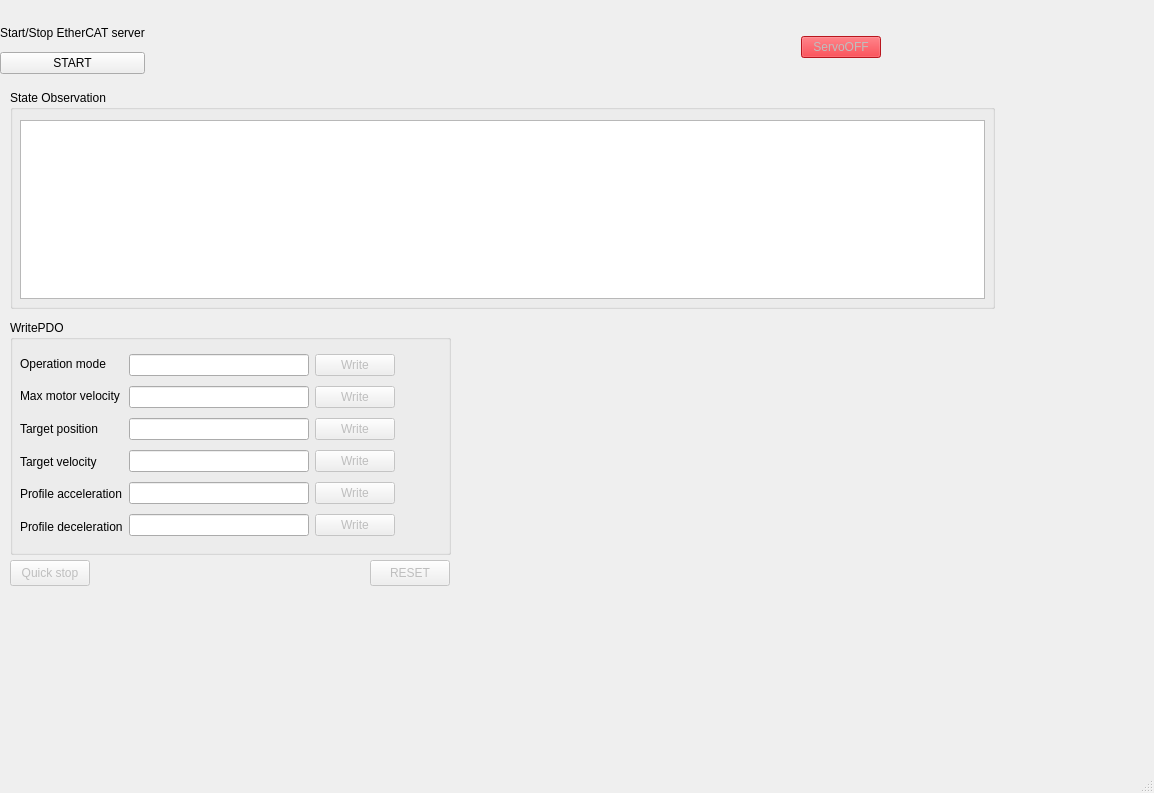
Qt form mainwindow.ui (aplopin/ECMaster) before a commit.
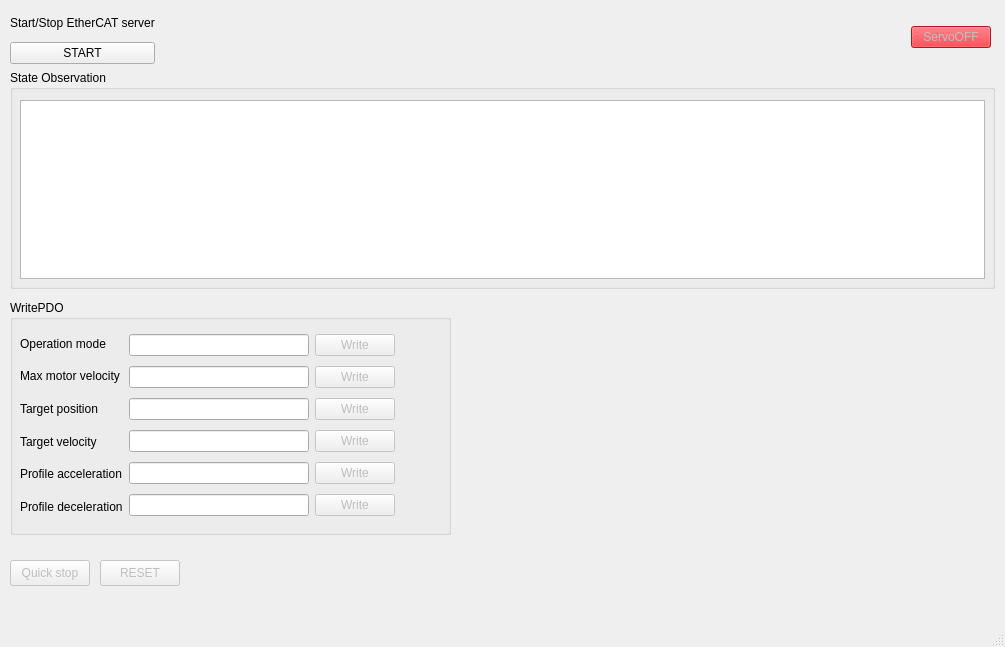
The same form after that commit.

Commit message: Reading input data from connected devices

Patch:
```diff
--- a/mainwindow.ui
+++ b/mainwindow.ui
@@ -6,8 +6,8 @@
    <rect>
     <x>0</x>
     <y>0</y>
-    <width>1154</width>
-    <height>793</height>
+    <width>1005</width>
+    <height>647</height>
    </rect>
   </property>
   <property name="sizePolicy">
@@ -16,6 +16,18 @@
     <verstretch>0</verstretch>
    </sizepolicy>
   </property>
+  <property name="minimumSize">
+   <size>
+    <width>1005</width>
+    <height>0</height>
+   </size>
+  </property>
+  <property name="maximumSize">
+   <size>
+    <width>1005</width>
+    <height>16777215</height>
+   </size>
+  </property>
   <property name="windowTitle">
    <string>MainWindow</string>
   </property>
@@ -27,7 +39,7 @@
     <property name="geometry">
      <rect>
       <x>10</x>
-      <y>90</y>
+      <y>70</y>
       <width>985</width>
       <height>219</height>
      </rect>
@@ -144,9 +156,9 @@
    <widget class="QWidget" name="layoutWidget">
     <property name="geometry">
      <rect>
-      <x>0</x>
-      <y>20</y>
-      <width>881</width>
+      <x>10</x>
+      <y>10</y>
+      <width>981</width>
       <height>54</height>
      </rect>
     </property>
@@ -219,7 +231,7 @@
     </property>
     <property name="geometry">
      <rect>
-      <x>370</x>
+      <x>100</x>
       <y>560</y>
       <width>80</width>
       <height>26</height>
@@ -233,7 +245,7 @@
     <property name="geometry">
      <rect>
       <x>10</x>
-      <y>320</y>
+      <y>300</y>
       <width>441</width>
       <height>235</height>
      </rect>
```
Left out of the diff: 2 changed lines with no effect on the pictures. The commit also changes 1 other file.
